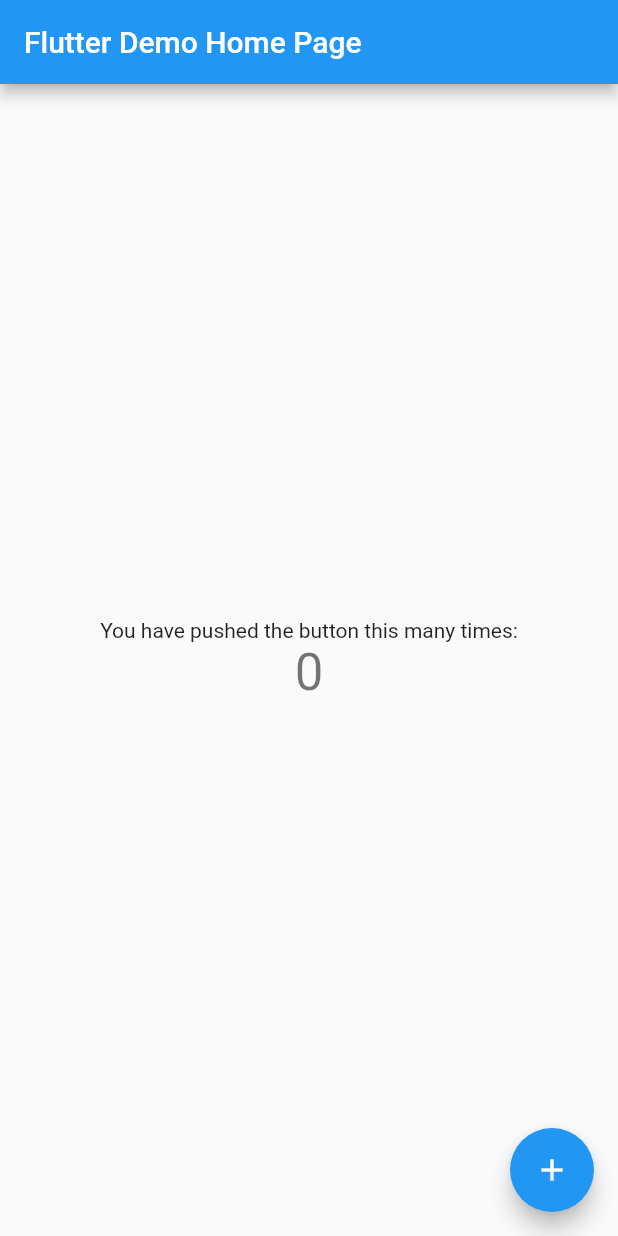
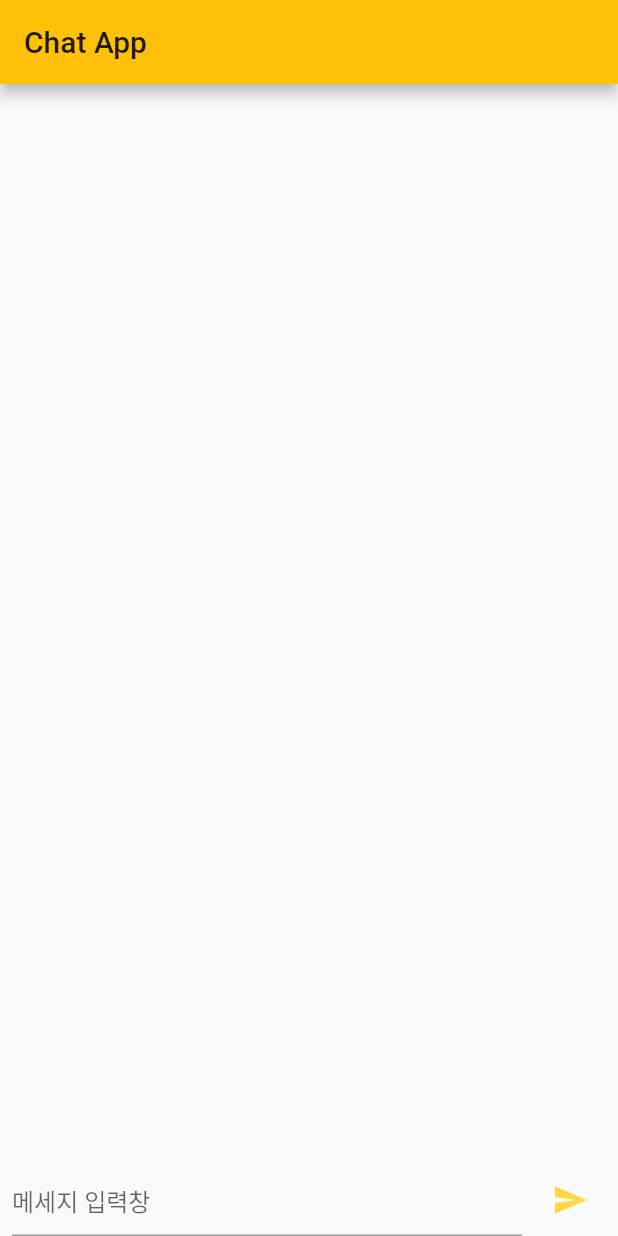
Before and after one commit to webable9/flutter_chat, a Flutter app: the screen it shows after launch, on a phone screen of 412 x 824 dp. Run offline on Flutter 3.47's test engine with Material 2 defaults, Android fonts, the phone set to English and light mode, and no system bars; our stand-ins replace logger.

Commit message:
2021.01.30.

```diff
--- /dev/null
+++ b/lib/home_page.dart
@@ -0,0 +1,92 @@
+import 'dart:io';
+
+import 'package:flutter_chat/chat_message.dart';
+import 'package:flutter/cupertino.dart';
+import 'package:flutter/material.dart';
+import 'package:logger/logger.dart';
+
+class HomePage extends StatefulWidget {
+  const HomePage({Key key}) : super(key: key);
+
+  @override
+  _HomePageState createState() => _HomePageState();
+}
+
+class _HomePageState extends State<HomePage> {
+  GlobalKey<AnimatedListState> _animListKey = GlobalKey<AnimatedListState>();
+  TextEditingController _textEditingController = TextEditingController();
+
+  List<String> _chats = [];
+
+  @override
+  Widget build(BuildContext context) {
+    return Scaffold(
+      appBar: Platform.isIOS
+          ? CupertinoNavigationBar(
+              middle: Text("Chat App"),
+            )
+          : AppBar(
+              title: Text("Chat App"),
+            ),
+      body: Column(
+        children: [
+          Expanded(
+            child: AnimatedList(
+              key: _animListKey,
+              reverse: true,
+              itemBuilder: _buildItem,
+            ),
+          ),
+          Container(
+            padding: const EdgeInsets.symmetric(horizontal: 8.0),
+            child: Row(
+              children: [
+                Expanded(
+                  child: Platform.isIOS
+                      ? CupertinoTextField(
+                          controller: _textEditingController,
+                          placeholder: "메세지 입력창",
+                          onSubmitted: _handleSubmitted,
+                        )
+                      : TextField(
+                          controller: _textEditingController,
+                          decoration: InputDecoration(
+                            hintText: "메세지 입력창",
+                          ),
+                          onSubmitted: _handleSubmitted,
+                        ),
+                ),
+                SizedBox(width: 8.0),
+                Platform.isIOS
+                    ? CupertinoButton(
+                        child: Text("send"),
+                        onPressed: () {
+                          _handleSubmitted(_textEditingController.text);
+                        },
+                      )
+                    : IconButton(
+                        onPressed: () {
+                          _handleSubmitted(_textEditingController.text);
+                        },
+                        icon: Icon(Icons.send),
+                        color: Colors.amberAccent,
+                      )
+              ],
+            ),
+          ),
+        ],
+      ),
+    );
+  }
+
+  Widget _buildItem(context, index, animation) {
+    return ChatMessage(_chats[index], animation: animation);
+  }
+
+  void _handleSubmitted(String text) {
+    Logger().d(text);
+    _textEditingController.clear();
+    _chats.insert(0, text);
+    _animListKey.currentState.insertItem(0);
+  }
+}
--- a/lib/main.dart
+++ b/lib/main.dart
@@ -1,3 +1,4 @@
+import 'package:flutter_chat/home_page.dart';
 import 'package:flutter/material.dart';
 
 void main() {
@@ -11,107 +12,10 @@ class MyApp extends StatelessWidget {
     return MaterialApp(
       title: 'Flutter Demo',
       theme: ThemeData(
-        // This is the theme of your application.
-        //
-        // Try running your application with "flutter run". You'll see the
-        // application has a blue toolbar. Then, without quitting the app, try
-        // changing the primarySwatch below to Colors.green and then invoke
-        // "hot reload" (press "r" in the console where you ran "flutter run",
-        // or simply save your changes to "hot reload" in a Flutter IDE).
-        // Notice that the counter didn't reset back to zero; the application
-        // is not restarted.
-        primarySwatch: Colors.blue,
-        // This makes the visual density adapt to the platform that you run
-        // the app on. For desktop platforms, the controls will be smaller and
-        // closer together (more dense) than on mobile platforms.
+        primarySwatch: Colors.amber,
         visualDensity: VisualDensity.adaptivePlatformDensity,
       ),
-      home: MyHomePage(title: 'Flutter Demo Home Page'),
+      home: HomePage(),
     );
   }
 }
-
-class MyHomePage extends StatefulWidget {
-  MyHomePage({Key key, this.title}) : super(key: key);
-
-  // This widget is the home page of your application. It is stateful, meaning
-  // that it has a State object (defined below) that contains fields that affect
-  // how it looks.
-
-  // This class is the configuration for the state. It holds the values (in this
-  // case the title) provided by the parent (in this case the App widget) and
-  // used by the build method of the State. Fields in a Widget subclass are
-  // always marked "final".
-
-  final String title;
-
-  @override
-  _MyHomePageState createState() => _MyHomePageState();
-}
-
-class _MyHomePageState extends State<MyHomePage> {
-  int _counter = 0;
-
-  void _incrementCounter() {
-    setState(() {
-      // This call to setState tells the Flutter framework that something has
-      // changed in this State, which causes it to rerun the build method below
-      // so that the display can reflect the updated values. If we changed
-      // _counter without calling setState(), then the build method would not be
-      // called again, and so nothing would appear to happen.
-      _counter++;
-    });
-  }
-
-  @override
-  Widget build(BuildContext context) {
-    // This method is rerun every time setState is called, for instance as done
-    // by the _incrementCounter method above.
-    //
-    // The Flutter framework has been optimized to make rerunning build methods
-    // fast, so that you can just rebuild anything that needs updating rather
-    // than having to individually change instances of widgets.
-    return Scaffold(
-      appBar: AppBar(
-        // Here we take the value from the MyHomePage object that was created by
-        // the App.build method, and use it to set our appbar title.
-        title: Text(widget.title),
-      ),
-      body: Center(
-        // Center is a layout widget. It takes a single child and positions it
-        // in the middle of the parent.
-        child: Column(
-          // Column is also a layout widget. It takes a list of children and
-          // arranges them vertically. By default, it sizes itself to fit its
-          // children horizontally, and tries to be as tall as its parent.
-          //
-          // Invoke "debug painting" (press "p" in the console, choose the
-          // "Toggle Debug Paint" action from the Flutter Inspector in Android
-          // Studio, or the "Toggle Debug Paint" command in Visual Studio Code)
-          // to see the wireframe for each widget.
-          //
-          // Column has various properties to control how it sizes itself and
-          // how it positions its children. Here we use mainAxisAlignment to
-          // center the children vertically; the main axis here is the vertical
-          // axis because Columns are vertical (the cross axis would be
-          // horizontal).
-          mainAxisAlignment: MainAxisAlignment.center,
-          children: <Widget>[
-            Text(
-              'You have pushed the button this many times:',
-            ),
-            Text(
-              '$_counter',
-              style: Theme.of(context).textTheme.headline4,
-            ),
-          ],
-        ),
-      ),
-      floatingActionButton: FloatingActionButton(
-        onPressed: _incrementCounter,
-        tooltip: 'Increment',
-        child: Icon(Icons.add),
-      ), // This trailing comma makes auto-formatting nicer for build methods.
-    );
-  }
-}
--- a/pubspec.yaml
+++ b/pubspec.yaml
@@ -28,6 +28,7 @@ dependencies:
   # The following adds the Cupertino Icons font to your application.
   # Use with the CupertinoIcons class for iOS style icons.
   cupertino_icons: ^1.0.0
+  logger: ^0.9.4
 
 dev_dependencies:
   flutter_test:
```
Also changed, not shown: lib/chat_message.dart (added, +51 -0 lines), pubspec.lock, 1 other file.
